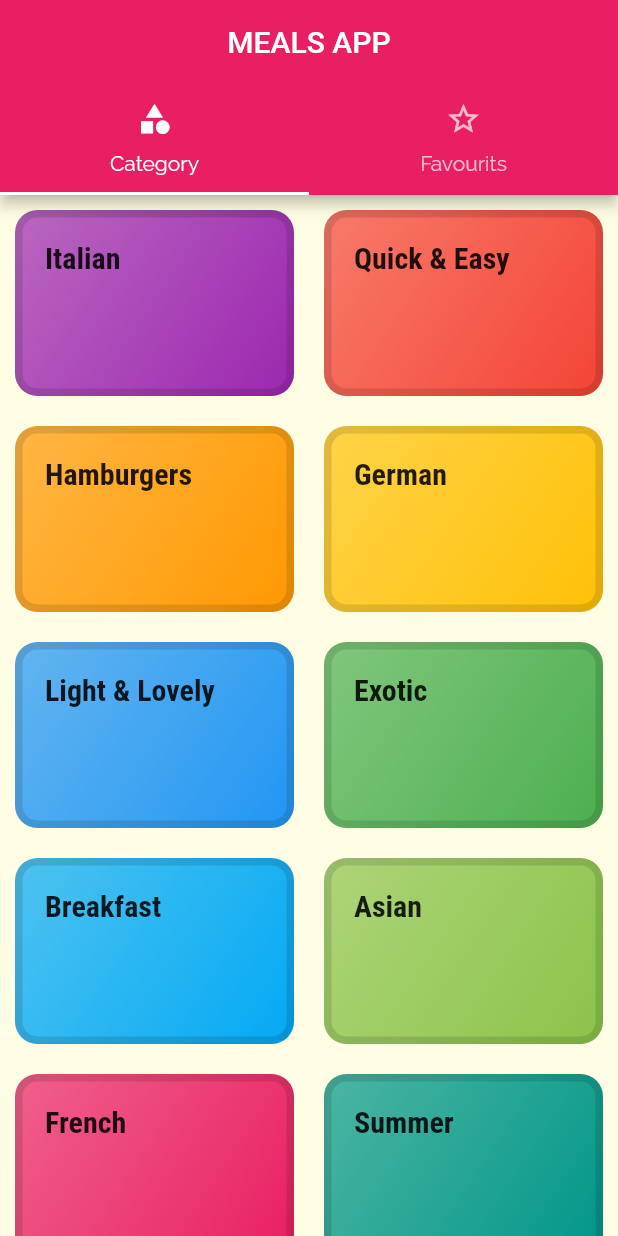
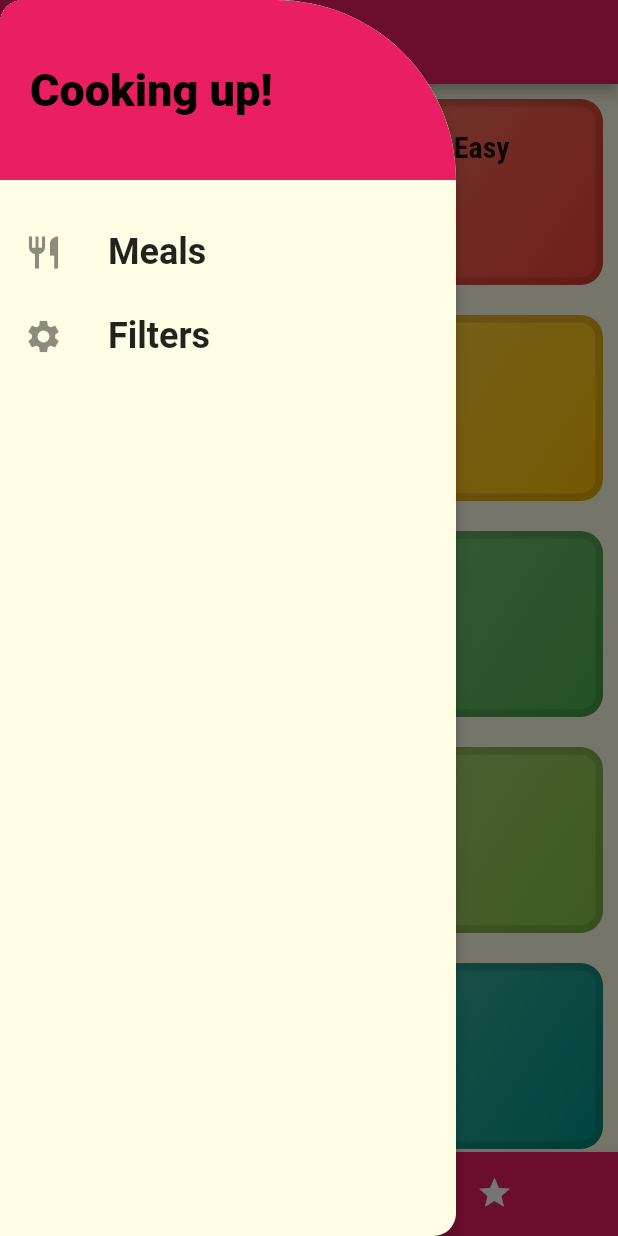
Before and after one commit to vi5hnuu/mealsapp, a Flutter app: the screen it shows after launch, with the side drawer open (before the commit the screen has no drawer), on a phone screen of 412 x 824 dp. Run offline on Flutter 3.47's test engine with Material 2 defaults, Android fonts, the phone set to English and light mode, and no system bars; Roboto replaces fonts that are missing (RobotoCondesed).

Commit message:
icon updated

```diff
--- a/lib/main.dart
+++ b/lib/main.dart
@@ -1,26 +1,74 @@
 
 import 'package:flutter/material.dart';
+import 'package:mealsapp/dummy_data.dart';
 import 'package:mealsapp/screens/category_meals_screen.dart';
 import 'package:mealsapp/screens/category_screen.dart';
+import 'package:mealsapp/screens/filter_screen.dart';
 import 'package:mealsapp/screens/mwal_detail_screen.dart';
 import 'package:mealsapp/screens/tabs_screen.dart';
+
+import 'modals/meal.dart';
 
 void main(){
   runApp(const MyApp());
 }
 
-class MyApp extends StatelessWidget {
+class MyApp extends StatefulWidget {
   const MyApp({Key? key}) : super(key: key);
 
+  @override
+  State<MyApp> createState() => _MyAppState();
+}
+
+class _MyAppState extends State<MyApp> {
+  Map<String,bool> _filters={
+    'gluten':false,
+    'lactose':false,
+    'vegan':false,
+    'vegetarian':false,
+  };
+  List<Meal> _availableMeals=DUMMY_MEALS;
+  List<Meal> _favouritesMeal=[];
+  void _setFilters(Map<String,bool> filterData){
+      setState(() {
+        _filters=filterData;
+        _availableMeals=DUMMY_MEALS.where((meal){
+          //Todo: problem what if all filters are off
+          if(meal.isVegetarian && !(_filters['vegetarian']!))
+              return false;
+          if(meal.isGlutenFree && !(_filters['gluten']!))
+            return false;
+          if(meal.isLactoseFree && !(_filters['lactose']!))
+            return false;
+          if(meal.isVegan && !(_filters['vegan']!))
+            return false;
+          return true;
+        }).toList();
+      });
+  }
+  void _toggleFavourite(String mealId){
+    int index=_favouritesMeal.indexWhere((meal)=>meal.id==mealId);
+    setState(() {
+      if(index>=0){
+        _favouritesMeal.removeAt(index);
+      }else{
+        _favouritesMeal.add(DUMMY_MEALS.firstWhere((meal) =>meal.id==mealId ));
+      }
+    });
+  }
+  bool _isMealFavourite(String id){
+    return _favouritesMeal.any((meal) =>meal.id==id );
+  }
   @override
   Widget build(BuildContext context) {
     return MaterialApp(
       title: 'Apki Apni Meals',
       initialRoute: '/',
       routes: {
-        "/":(BuildContext context)=>TabsScreen(),
-        CategoryMealScreen.routeName:(BuildContext context)=>CategoryMealScreen(),
-        MealDetailScreen.routeName:(BuildContext context)=>MealDetailScreen(),
+        "/":(BuildContext context)=>TabsScreen(favMeals:_favouritesMeal),
+        CategoryMealScreen.routeName:(BuildContext context)=>CategoryMealScreen(availableMeals:_availableMeals),
+        MealDetailScreen.routeName:(BuildContext context)=>MealDetailScreen(favCallback:_toggleFavourite,isfavCallback:_isMealFavourite),
+        FilterScreen.routeName:(BuildContext context)=>FilterScreen(filters:_filters,filterCallback:_setFilters),
       },
       // onGenerateRoute:(RouteSettings settings){} ,when unregistered route is push this will be called
       // onUnknownRoute:(RouteSettings settings){} ,//when registered or ongener dont occur flutter try this to handle situation (fallback->like a 404 page)
--- a/lib/screens/tabs_screen.dart
+++ b/lib/screens/tabs_screen.dart
@@ -1,22 +1,77 @@
 import 'package:flutter/material.dart';
+import 'package:flutter/services.dart';
 import 'package:mealsapp/screens/category_screen.dart';
 import 'package:mealsapp/screens/favourites_screen.dart';
 
+import '../modals/meal.dart';
+import '../widgets/main_drawer.dart';
+
 class TabsScreen extends StatefulWidget {
-  const TabsScreen({Key? key}) : super(key: key);
+  List<Meal> favMeals;
+  TabsScreen({required this.favMeals});
 
   @override
   State<TabsScreen> createState() => _TabsScreenState();
 }
 
 class _TabsScreenState extends State<TabsScreen> {
+   late final List<Map<String, Object>> _pages ;
+  int selectedpageIndex = 0;
+
+  @override
+  void initState() {
+    _pages= [
+    {'page': CategoryScreen(), "title": "Category"},
+    {'page': FavouriteScreen(fMeals:widget.favMeals), "title": "Favourites"}
+    ];
+    super.initState();
+  }
+  void _selectPage(int index) {
+    setState(() {
+      selectedpageIndex = index;
+    });
+  }
+
   @override
   Widget build(BuildContext context) {
-    return DefaultTabController(length: 2, child: Scaffold(
+    return Scaffold(
       appBar: AppBar(
+        systemOverlayStyle: SystemUiOverlayStyle(
+          statusBarColor: Colors.transparent,
+        ),
         centerTitle: true,
-        title: Text('MEALS APP'),
-        bottom: TabBar(
+        title: Text(_pages[selectedpageIndex]['title'] as String),
+      ),
+      drawer: MainDrawer(),
+      body: _pages[selectedpageIndex]['page'] as Widget,
+      bottomNavigationBar: BottomNavigationBar(
+        unselectedItemColor: Colors.white,
+        selectedItemColor: Colors.yellow,
+        currentIndex: selectedpageIndex,
+        type: BottomNavigationBarType.shifting,
+        onTap: _selectPage,
+        backgroundColor: Theme.of(context).primaryColor,
+        items: [
+          BottomNavigationBarItem(
+              icon: Icon(
+                Icons.category_outlined,
+              ),
+              label: 'Category',
+              backgroundColor: Theme.of(context).primaryColor),
+          BottomNavigationBarItem(
+              icon: Icon(
+                Icons.star,
+              ),
+              label: 'Favourites',
+              backgroundColor: Theme.of(context).primaryColor),
+        ],
+      ),
+    );
+  }
+}
+
+/*
+bottom: TabBar(
           tabs: [
           Tab(
             icon: Icon(Icons.category),text: 'Category',
@@ -25,13 +80,4 @@ class _TabsScreenState extends State<TabsScreen> {
             icon: Icon(Icons.star_border),text: 'Favourits',
           ),
         ],),
-      ),
-      body: TabBarView(
-        children: [
-          CategoryScreen(),//category//no scaffold
-          FavouriteScreen()//favourits//no scaffold
-        ],
-      ),
-    ),);
-  }
-}
+* */
--- /dev/null
+++ b/lib/widgets/main_drawer.dart
@@ -0,0 +1,76 @@
+import 'package:flutter/material.dart';
+import 'package:mealsapp/screens/filter_screen.dart';
+
+class MainDrawer extends StatelessWidget {
+  const MainDrawer({Key? key}) : super(key: key);
+
+  Widget drawerTile(
+      {required Icon icon, required title, required void Function() callBack}) {
+    return ListTile(
+      leading: icon,
+      title: Text(
+        title,
+        style: TextStyle(
+            fontFamily: 'RobotoCondesed',
+            fontSize: 24,
+            fontWeight: FontWeight.bold),
+      ),
+      onTap: callBack,
+    );
+  }
+
+  @override
+  Widget build(BuildContext context) {
+    return SafeArea(
+      child: Drawer(
+        shape: RoundedRectangleBorder(
+          borderRadius: BorderRadius.circular(15)
+              .copyWith(topRight: Radius.circular(120),bottomLeft: Radius.zero),
+        ),
+        elevation: 4,
+        child: Column(
+          children: [
+            Container(
+              height: 120,
+              width: double.infinity,
+              decoration: BoxDecoration(
+                borderRadius: BorderRadius.only(topRight: Radius.circular(120)),
+                color: Theme.of(context).primaryColor,
+              ),
+              padding: EdgeInsets.all(20),
+              alignment: Alignment.centerLeft,
+              child: Text(
+                'Cooking up!',
+                style: TextStyle(
+                    fontWeight: FontWeight.w900,
+                    fontSize: 30,
+                    color: Colors.black),
+              ),
+            ),
+            SizedBox(
+              height: 20,
+            ),
+            drawerTile(
+                icon: Icon(
+                  Icons.restaurant,
+                  size: 26,
+                ),
+                title: 'Meals',
+                callBack: () {
+                  Navigator.of(context).pushReplacementNamed('/');
+                }),
+            drawerTile(
+                icon: Icon(
+                  Icons.settings,
+                  size: 26,
+                ),
+                title: 'Filters',
+                callBack: () {
+                  Navigator.of(context).pushReplacementNamed(FilterScreen.routeName);
+                })
+          ],
+        ),
+      ),
+    );
+  }
+}
```
Also changed, not shown: lib/screens/category_meals_screen.dart (+48 -12 lines), lib/screens/favourites_screen.dart (+20 -2 lines), lib/screens/filter_screen.dart (added, +113 -0 lines), lib/screens/mwal_detail_screen.dart (+11 -3 lines), lib/widgets/meal_item.dart (+44 -26 lines).
